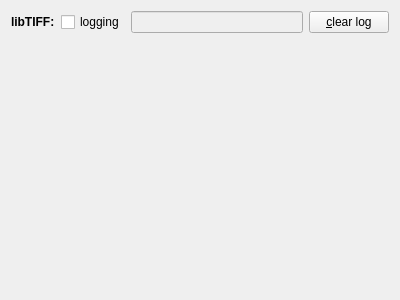
Before: the Qt Designer form plugins/basicimageimporters/qfbasicimageimportersoptionswidget.ui in jkriege2/QuickFit3, drawn with Qt 5.
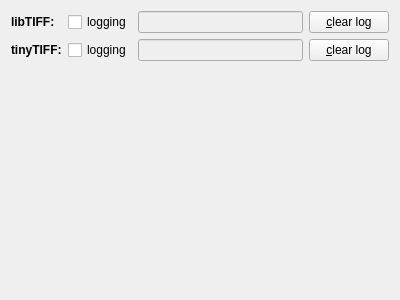
After: the same form once the commit is applied. Custom widgets are drawn as their Qt base class.

Commit message: QuickFit3/basicImageImporters: new tinyTIFF importer can import more than 65000 frames from a TIFF file, but with very limited feature support.

The edit to the form file:
```diff
--- a/plugins/basicimageimporters/qfbasicimageimportersoptionswidget.ui
+++ b/plugins/basicimageimporters/qfbasicimageimportersoptionswidget.ui
@@ -52,6 +52,44 @@
      </item>
     </layout>
    </item>
+   <item row="1" column="0">
+    <widget class="QLabel" name="label_2">
+     <property name="font">
+      <font>
+       <weight>75</weight>
+       <bold>true</bold>
+      </font>
+     </property>
+     <property name="text">
+      <string>tinyTIFF:</string>
+     </property>
+    </widget>
+   </item>
+   <item row="1" column="1">
+    <layout class="QHBoxLayout" name="horizontalLayout_2">
+     <item>
+      <widget class="QCheckBox" name="chkTinyTIFFLogging">
+       <property name="text">
+        <string>logging</string>
+       </property>
+      </widget>
+     </item>
+     <item>
+      <widget class="QFEnhancedLineEdit" name="edtTinyTIFFLogfile">
+       <property name="enabled">
+        <bool>false</bool>
+       </property>
+      </widget>
+     </item>
+     <item>
+      <widget class="QPushButton" name="btnClearTinyTIFFLog">
+       <property name="text">
+        <string>&amp;clear log</string>
+       </property>
+      </widget>
+     </item>
+    </layout>
+   </item>
   </layout>
  </widget>
  <customwidgets>
```
Left out of the diff: 24 changed lines with no effect on the pictures. The commit also changes 11 other files.
